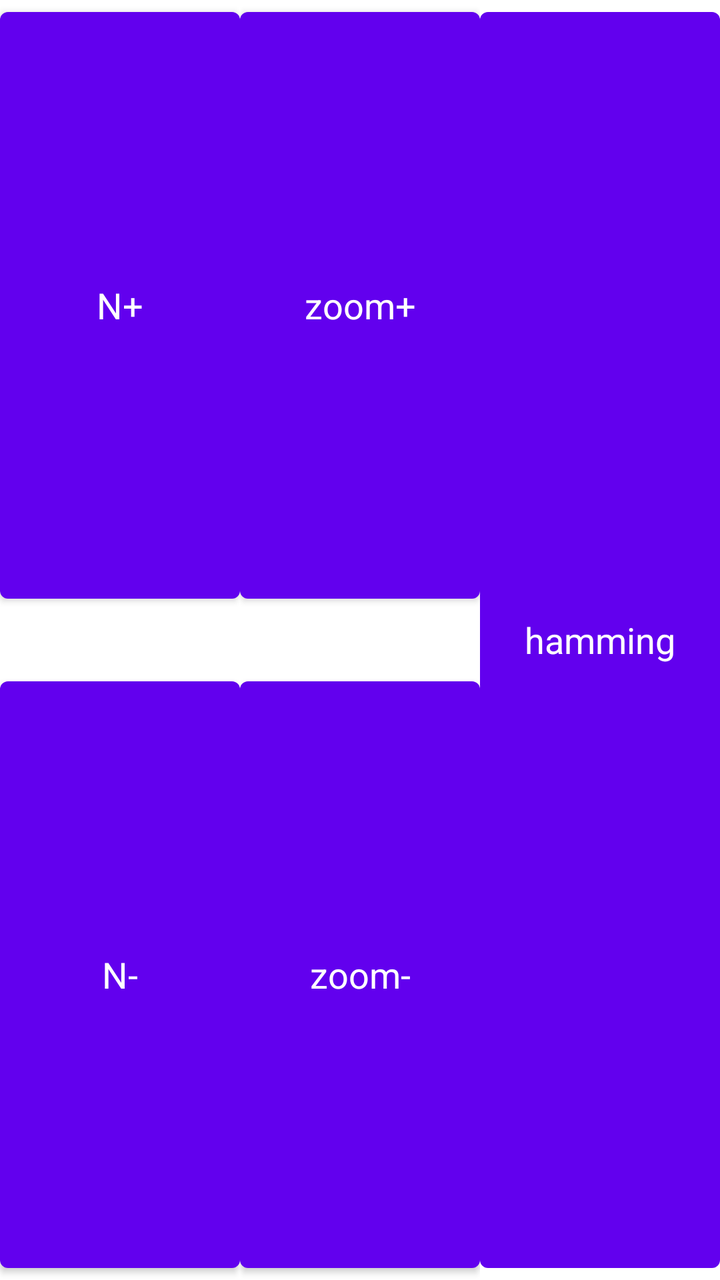
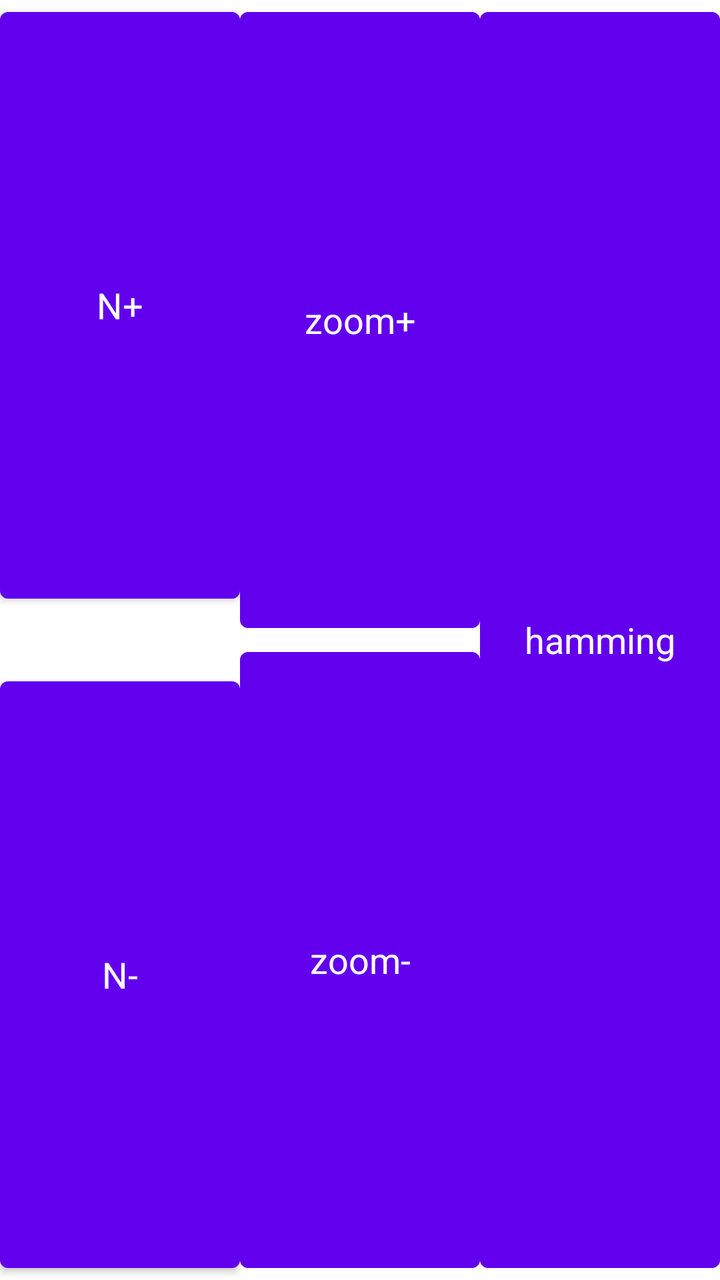

Screens rendered from an Android XML layout before and after an edit, with the pre-edit source and the edit as a unified diff.
<!-- AndroidManifest.xml: fallback theme Theme.MaterialComponents.DayNight.NoActionBar -->
<!-- res/layout/fft_buttons.xml -->
<?xml version="1.0" encoding="utf-8"?>
<LinearLayout xmlns:android="http://schemas.android.com/apk/res/android"
    android:orientation="horizontal"
    android:layout_width="fill_parent"
    android:layout_height="fill_parent">
    <LinearLayout
	android:layout_width="1dp"
	android:layout_height="fill_parent"
	android:layout_weight="1"
	android:orientation="vertical">
	<Button
	    android:layout_width="fill_parent"
	    android:layout_height="1dp"
	    android:layout_weight="1"
	    android:text="N+"
	    android:textAppearance="?android:attr/textAppearanceMedium"
	    android:onClick="N_incr" />
	<TextView android:id="@+id/N_display"
	    android:layout_width="fill_parent"
	    android:layout_height="wrap_content"
	    android:gravity="center"
	    android:lines="1"
	    android:singleLine="true"
	    android:textAppearance="?android:attr/textAppearanceLarge" 
	    android:textColor="#fc4" />
	<Button
	    android:layout_width="fill_parent"
	    android:layout_height="1dp"
	    android:layout_weight="1"
	    android:text="N-"
	    android:textAppearance="?android:attr/textAppearanceMedium"
	    android:onClick="N_decr" />
    </LinearLayout>
    <LinearLayout
	android:layout_width="1dp"
	android:layout_height="fill_parent"
	android:layout_weight="1"
	android:orientation="vertical">
	<Button
	    android:layout_width="fill_parent"
	    android:layout_height="1dp"
	    android:layout_weight="1"
	    android:text="zoom+"
	    android:textAppearance="?android:attr/textAppearanceMedium"
	    android:onClick="zoom_incr" />
	<TextView android:id="@+id/zoom_display"
	    android:layout_width="fill_parent"
	    android:layout_height="wrap_content"
	    android:gravity="center"
	    android:lines="1"
	    android:singleLine="true"
	    android:textAppearance="?android:attr/textAppearanceLarge" 
	    android:textColor="#fc4" />
	<Button
	    android:layout_width="fill_parent"
	    android:layout_height="1dp"
	    android:layout_weight="1"
	    android:text="zoom-"
	    android:textAppearance="?android:attr/textAppearanceMedium"
	    android:onClick="zoom_decr" />
    </LinearLayout>
    <LinearLayout
	android:layout_width="1dp"
	android:layout_height="fill_parent"
	android:layout_weight="1"
	android:orientation="vertical">
	<Button
	    android:layout_width="fill_parent"
	    android:layout_height="1dp"
	    android:layout_weight="1"
	    android:text="hamming"
	    android:textAppearance="?android:attr/textAppearanceMedium"
	    android:onClick="hamming_toggle" />
    </LinearLayout>
</LinearLayout>
<!-- resources referenced by this layout -->
<resources>

</resources>

<!-- the commit's change to res/layout/fft_buttons.xml (unified diff, before → after) -->
@@ -43,14 +43,6 @@
 	    android:text="zoom+"
 	    android:textAppearance="?android:attr/textAppearanceMedium"
 	    android:onClick="zoom_incr" />
-	<TextView android:id="@+id/zoom_display"
-	    android:layout_width="fill_parent"
-	    android:layout_height="wrap_content"
-	    android:gravity="center"
-	    android:lines="1"
-	    android:singleLine="true"
-	    android:textAppearance="?android:attr/textAppearanceLarge" 
-	    android:textColor="#fc4" />
 	<Button
 	    android:layout_width="fill_parent"
 	    android:layout_height="1dp"
